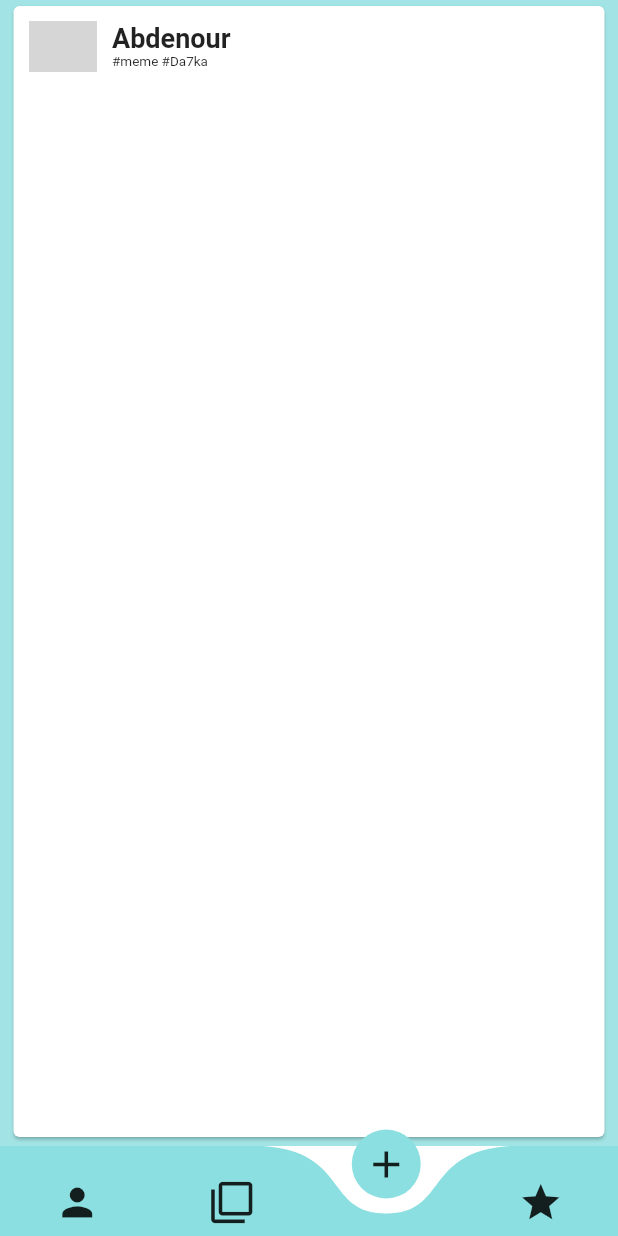
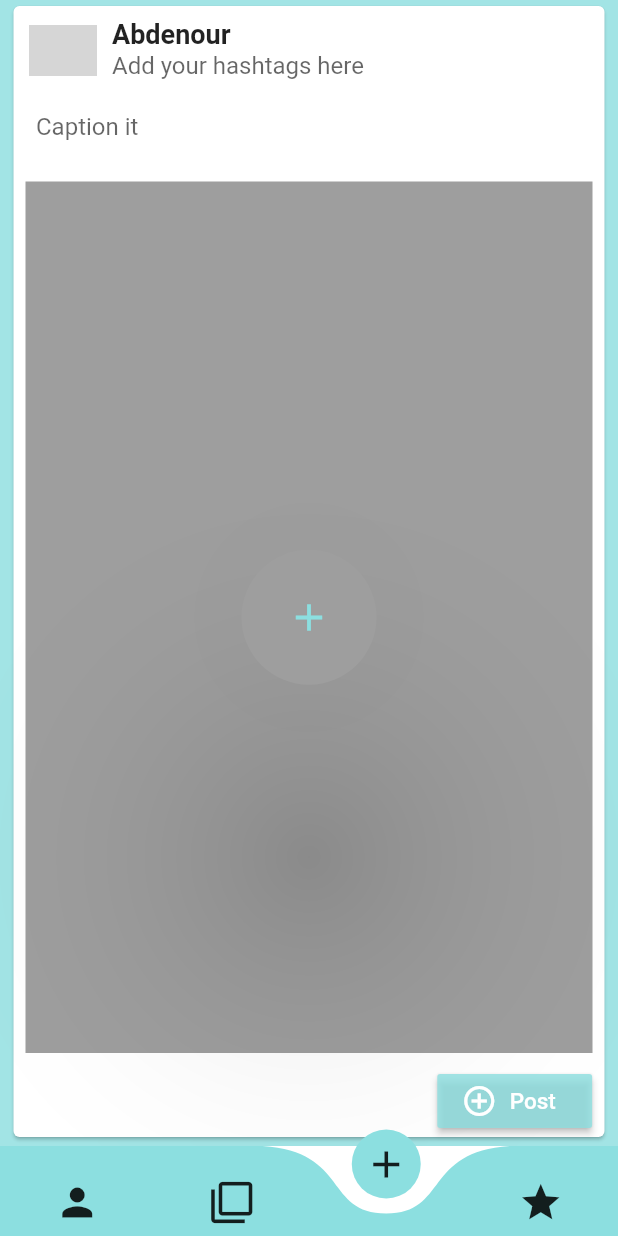
Before and after one commit to AbdennourBenantar/Mimer, a Flutter app: the screen it shows after launch, on a phone screen of 412 x 824 dp. Run offline on Flutter 3.47's test engine with Material 2 defaults, Android fonts, the phone set to English and light mode, and no system bars; drawn by our look-alikes of curved_navigation_bar; our stand-ins replace google_fonts, image_picker; grey boxes are pictures that could not be loaded.

Commit message:
Completed the Add New Meme page and routing to feed

```diff
--- a/lib/feedPage.dart
+++ b/lib/feedPage.dart
@@ -1,6 +1,8 @@
+import 'dart:io';
+import 'package:flutter/cupertino.dart';
 import 'package:flutter/material.dart';
 import 'package:curved_navigation_bar/curved_navigation_bar.dart';
-
+import 'package:image_picker/image_picker.dart';
 
 class FeedPage extends StatefulWidget {
   @override
@@ -10,6 +12,11 @@ class FeedPage extends StatefulWidget {
 class _FeedPageState extends State<FeedPage> {
   GlobalKey _bottomNavigationBarKey=GlobalKey();
   int selectedIndex=2;
+  void postMeme(){
+    setState(() {
+      selectedIndex=1;
+    });
+  }
   @override
   Widget build(BuildContext context) {
     return Scaffold(
@@ -20,7 +27,7 @@ class _FeedPageState extends State<FeedPage> {
           itemBuilder: (BuildContext context,int index){
             return PostCard();
           },
-        )):(NewPost()),
+        )):(new NewPost(postMeme:postMeme)),
       ),
       bottomNavigationBar: CurvedNavigationBar(
         height: 60,
@@ -163,6 +170,8 @@ class _UserImage extends StatelessWidget {
   }
 }
 class NewPost extends StatelessWidget{
+  final _callBack;
+    NewPost({@required void postMeme()}):_callBack=postMeme;
   @override
   Widget build(BuildContext context) {
     return Container(
@@ -170,7 +179,33 @@ class NewPost extends StatelessWidget{
         padding: const EdgeInsets.fromLTRB(5, 0, 5, 2),
         child: Card(
           child: Column(
-            children: <Widget>[_PostDetails(),_AddNew()],
+            children: <Widget>[_NewPostDetails(),
+              _NewPostTitle(),
+              Expanded(child: Padding(
+              padding: const EdgeInsets.all(8),
+              child: AddNew(),
+            )),
+              Row(
+                mainAxisAlignment: MainAxisAlignment.end,
+                children: <Widget>[
+
+                  RaisedButton(
+                    color: Color.fromRGBO(140,223,224,0.8),
+                    onPressed: (){
+                      _callBack();
+                    },
+                    child:Row(
+                      children: <Widget>[
+                        Icon(Icons.add_circle_outline,color: Colors.white,),
+                        SizedBox(width: MediaQuery.of(context).size.width*0.02,),
+                        Text('Post',style: TextStyle(fontSize: 15,color: Colors.white),),
+                        SizedBox(width: MediaQuery.of(context).size.width*0.02,),
+                      ],
+                    ),
+                  ),SizedBox(width: MediaQuery.of(context).size.width*0.02,)
+                ],
+              )
+            ],
           ),
         ),
       ),
@@ -178,11 +213,111 @@ class NewPost extends StatelessWidget{
 
   }
 }
-class _AddNew extends StatelessWidget {
+class _NewPostDetails extends StatelessWidget {
   @override
   Widget build(BuildContext context) {
-    return Container(
-
+    return Row(
+      children: <Widget>[_UserImage(), _UserNameAndHashTagsNewPost()],
     );
   }
 }
+class _NewPostTitle extends StatelessWidget {
+  const _NewPostTitle({Key key}) : super(key: key);
+
+  @override
+  Widget build(BuildContext context) {
+    final TextStyle titleTheme = Theme.of(context).textTheme.title;
+    final String title = "";
+
+    return Expanded(
+      flex: 0,
+      child: Padding(
+        padding: const EdgeInsets.only(left:15.0),
+        child: Row(
+          crossAxisAlignment: CrossAxisAlignment.start,
+          mainAxisAlignment: MainAxisAlignment.start,
+          children: <Widget>[
+        Container(
+          height: 50,
+
+          width: MediaQuery.of(context).size.width*0.8,
+          child: TextField(
+            maxLines: 2,
+          decoration: InputDecoration(
+            border: InputBorder.none,
+            hintText: "Caption it",
+          ),),
+        )
+          ],
+        ),
+      ),
+    );
+  }
+}
+class _UserNameAndHashTagsNewPost extends StatelessWidget {
+  @override
+  Widget build(BuildContext context) {
+    return Expanded(
+      flex: 5,
+      child: Padding(
+        padding: const EdgeInsets.only(top: 8),
+        child: Column(
+          mainAxisAlignment: MainAxisAlignment.start,
+          crossAxisAlignment: CrossAxisAlignment.start,
+          children: <Widget>[
+            Text("Abdenour",style: TextStyle(fontSize: 18,fontWeight: FontWeight.bold),),
+            Container(
+              height: 30,
+              child: TextField(
+                decoration: InputDecoration(
+                  border: InputBorder.none,
+                  hintText: "Add your hashtags here",
+                ),
+              ),
+            ),
+          ],
+        ),
+      ),
+    );
+  }
+}
+
+class AddNew extends StatefulWidget{
+  @override
+  State<StatefulWidget> createState() {
+    return _AddNewState();
+  }
+}
+class _AddNewState extends State<AddNew>{
+  File image;
+  Future getImage () async{
+    var _image=await ImagePicker.pickImage(source: ImageSource.gallery);
+    setState(() {
+      image=_image;
+    });
+  }
+  @override
+  Widget build(BuildContext context) {
+    return image==null?
+    Container(
+      color: Colors.grey,
+      child: Center(
+        child: Container(
+          width: 90,
+          height: 90,
+          child:
+          FloatingActionButton(
+            backgroundColor: Colors.grey,
+            onPressed: getImage,
+            elevation: 80,
+            foregroundColor: Color.fromRGBO(140,223,224,1.0),
+            tooltip: 'Pick a meme',
+            child: Icon(Icons.add,size: 30,),
+          )
+        ),
+      ),
+    ):
+    Container(
+        child: Image.file(image,fit: BoxFit.contain,));
+  }
+}
--- a/pubspec.yaml
+++ b/pubspec.yaml
@@ -25,6 +25,7 @@ dependencies:
   cupertino_icons: ^0.1.2
   google_fonts: ^0.3.9
   curved_navigation_bar: ^0.3.2
+  image_picker: ^0.6.3+4
 
 dev_dependencies:
   flutter_test:
```
Also changed, not shown: pubspec.lock.
